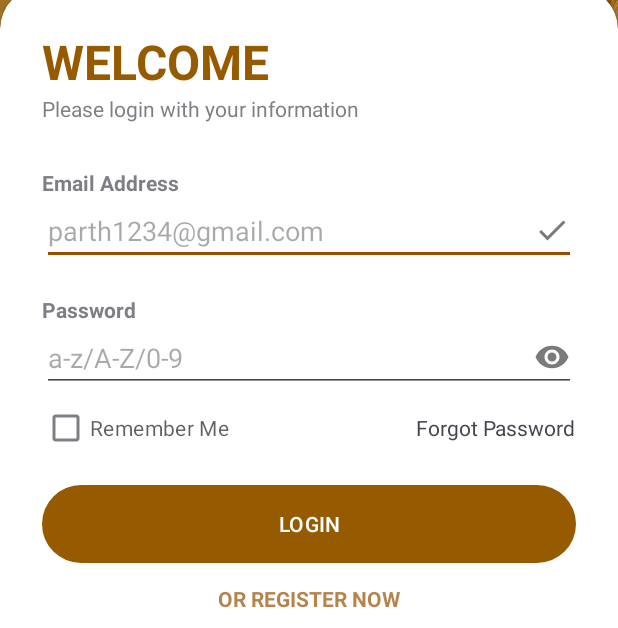
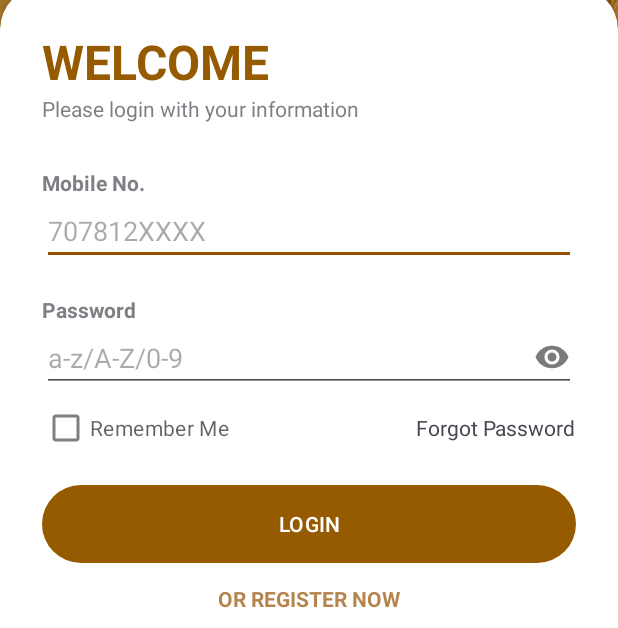
Before and after one commit to KraKinMe/BIGHA, an Android app: the layout activity_sign_up.xml on its own in the app's theme, with its tools: preview values and no code run, on a phone screen of 412 x 824 dp, the part 608-1236 px from its top. Run offline under Robolectric (Android 15) with nearby library versions, the phone set to English and light mode, and no system bars.

```diff
--- a/app/src/main/AndroidManifest.xml
+++ b/app/src/main/AndroidManifest.xml
@@ -12,6 +12,12 @@
         android:supportsRtl="true"
         android:theme="@style/Theme.MyApplication"
         tools:targetApi="31">
+        <activity
+            android:name=".homeActivity"
+            android:exported="false" />
+        <activity
+            android:name=".HomeActivity"
+            android:exported="false" />
         <activity
             android:name=".regActivity"
             android:exported="false" />
--- a/app/src/main/res/layout/activity_sign_up.xml
+++ b/app/src/main/res/layout/activity_sign_up.xml
@@ -60,7 +60,7 @@
             <TextView
                 android:layout_width="wrap_content"
                 android:layout_height="wrap_content"
-                android:text="@string/Email"
+                android:text="@string/Mobile_NO"
                 android:alpha="0.7"
                 android:textStyle="bold"/>
 
@@ -69,8 +69,7 @@
                 android:layout_width="match_parent"
                 android:layout_height="wrap_content"
                 android:inputType="textEmailAddress"
-                android:hint="parth1234@gmail.com"
-                android:drawableEnd="@drawable/baseline_done_24" />
+                android:hint="707812XXXX" />
 
             <View
                 android:layout_width="wrap_content"
@@ -82,6 +81,7 @@
                 android:alpha="0.7"
                 android:textStyle="bold"/>
             <EditText
+                android:id="@+id/passEditText"
                 android:layout_width="match_parent"
                 android:layout_height="wrap_content"
                 android:inputType="textPassword"
@@ -114,7 +114,9 @@
             <com.google.android.material.button.MaterialButton
                 android:layout_width="match_parent"
                 android:layout_height="60dp"
+                android:id="@+id/submitlogin"
                 android:text="@string/Login"
+
                 />
 
             <View
```
Also changed, not shown: app/src/main/java/com/example/myapplication/homeActivity.kt (added, +11 -0 lines), app/src/main/java/com/example/myapplication/signUpActivity.kt (+36 -0 lines), app/src/main/res/layout/activity_home.xml (added, +9 -0 lines).
